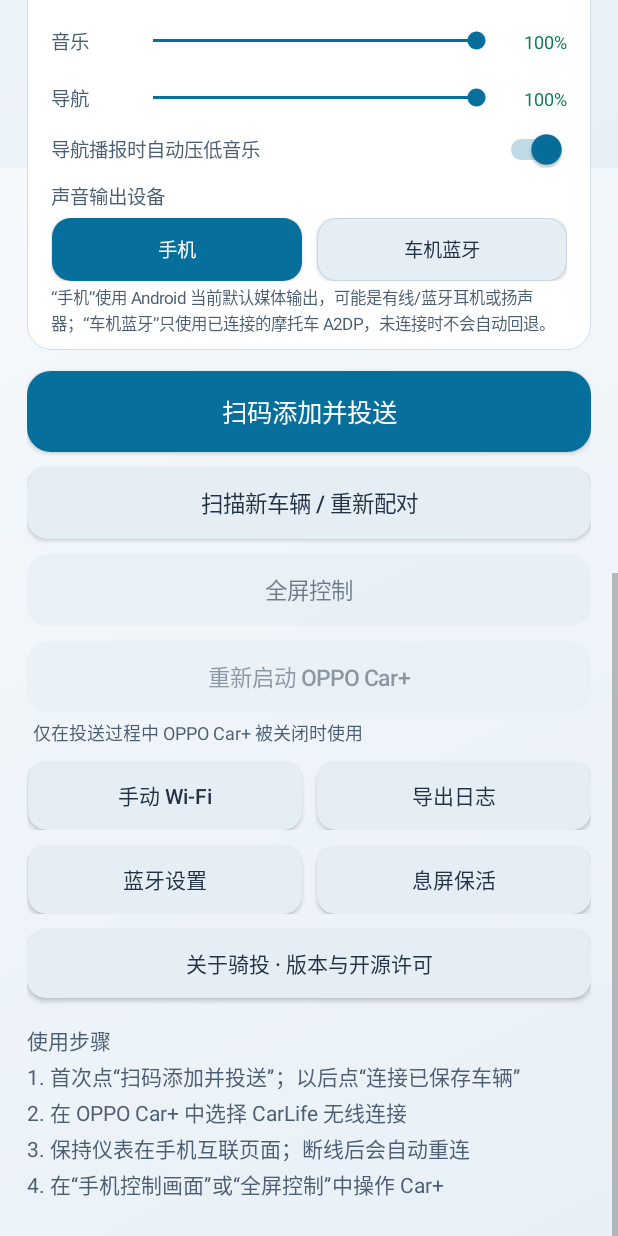
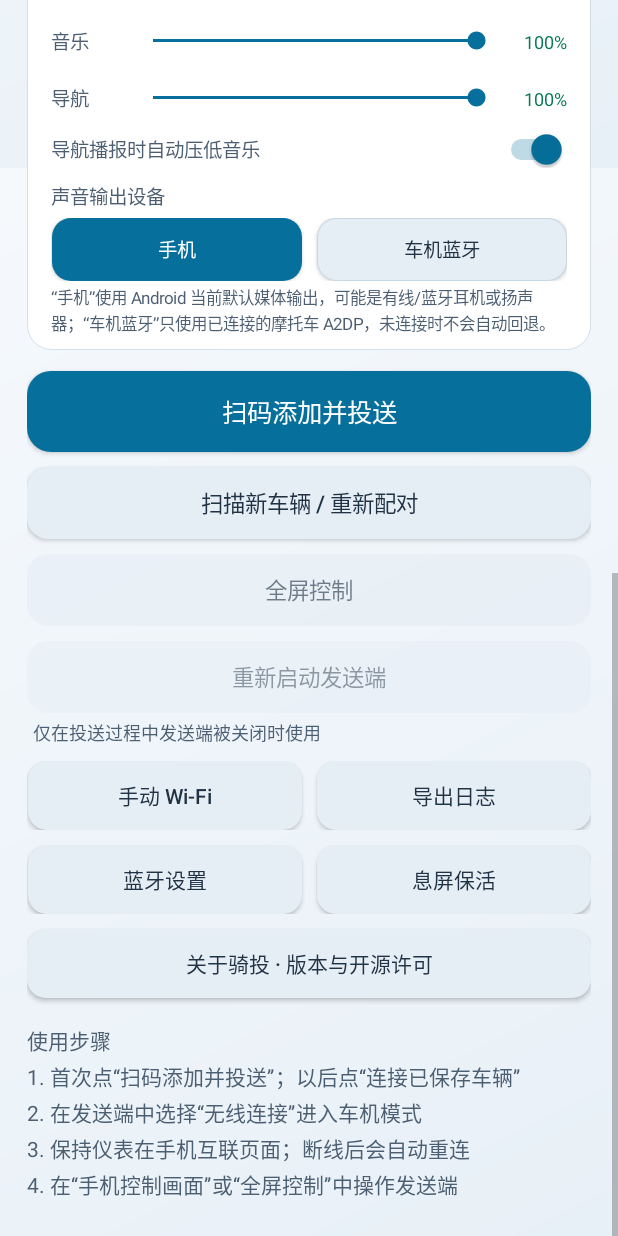
Before and after one commit to super-band/QITOU-MI, an Android app: the screen it shows after launch (MiniActivity), scrolled down 712 dp, on a phone screen of 412 x 824 dp. Run offline under Robolectric (Android 15) with nearby library versions, the phone set to English and light mode, and no system bars; pictures from the network do not load.

Commit message:
Add Baidu CarLife+ sender abstraction and GitHub Actions build
- sender/: Sender abstraction with SenderRouter auto-detection
  (CarLife+ preferred, OPPO Car+ fallback)
- CarPlusBridgeService: sender launch via SenderRouter
- Manifest: queries for com.baidu.carlife and Car+ packages
- CI: lint, unit tests, debug/release APK, tag-triggered release
- README/NOTICE/ARCHITECTURE: QITOU-Mi fork documentation

```diff
--- a/app/src/main/AndroidManifest.xml
+++ b/app/src/main/AndroidManifest.xml
@@ -36,7 +36,12 @@
         android:required="false" />
 
     <queries>
+        <!-- 发送端自动探测：百度 CarLife+ 优先，OPPO Car+ 系列兜底 -->
+        <package android:name="com.baidu.carlife" />
         <package android:name="com.oplus.ocar" />
+        <package android:name="com.coloros.ocar" />
+        <package android:name="com.oppo.ocar" />
+        <package android:name="com.oplus.car" />
     </queries>
 
     <application
--- a/app/src/main/java/app/qitou/bridge/CarPlusBridgeService.kt
+++ b/app/src/main/java/app/qitou/bridge/CarPlusBridgeService.kt
@@ -14,6 +14,7 @@ import android.os.IBinder
 import android.os.Looper
 import android.os.PowerManager
 import app.qitou.bridge.carplus.CarPlusVideoReceiver
+import app.qitou.bridge.sender.SenderRouter
 
 class CarPlusBridgeService : Service() {
     private var pipeline: MiniVideoPipeline? = null
@@ -81,6 +82,8 @@ class CarPlusBridgeService : Service() {
         MiniState.running = true
         MiniState.serviceActive = true
         MiniState.update("正在启动 Car+ 接收")
+        // 发送端检测与拉起统一走 SenderRouter（百度 CarLife+ 优先，OPPO Car+ 兜底）。
+        SenderRouter.launch(applicationContext, MiniState::log, force = false)
         val pipe = MiniVideoPipeline(MiniState::log)
         pipe.start()
         pipeline = pipe
--- a/app/src/main/java/app/qitou/bridge/MiniActivity.kt
+++ b/app/src/main/java/app/qitou/bridge/MiniActivity.kt
@@ -29,7 +29,7 @@ import androidx.activity.ComponentActivity
 import androidx.activity.result.contract.ActivityResultContracts
 import androidx.annotation.ColorRes
 import androidx.core.content.FileProvider
-import app.qitou.bridge.carplus.CarPlusLauncher
+import app.qitou.bridge.sender.SenderRouter
 
 /** Single-page CarWithin-style controller embedded in the APK. */
 class MiniActivity : ComponentActivity() {
@@ -114,6 +114,7 @@ class MiniActivity : ComponentActivity() {
     override fun onResume() {
         super.onResume()
         MiniState.listener = { runOnUiThread(::render) }
+        carPlusButton.text = "重新启动${SenderRouter.displayName(this)}"
         attachPreview()
         render()
     }
@@ -448,16 +449,18 @@ class MiniActivity : ComponentActivity() {
         root.addView(fullscreenButton, linearParams(height = 48, bottom = 10))
 
         carPlusButton = Button(this).apply {
-            text = "重新启动 OPPO Car+"
+            text = "重新启动${SenderRouter.displayName(this@MiniActivity)}"
             textSize = 15f
             isAllCaps = false
             setTextColor(color(R.color.button_secondary_text))
             setBackground(rounded(color(R.color.button_secondary_surface), 14))
-            setOnClickListener { CarPlusLauncher.launch(this@MiniActivity, MiniState::log) }
+            setOnClickListener {
+                SenderRouter.launch(this@MiniActivity, MiniState::log)
+            }
         }
         root.addView(carPlusButton, linearParams(height = 48, bottom = 4))
         root.addView(TextView(this).apply {
-            text = "仅在投送过程中 OPPO Car+ 被关闭时使用"
+            text = "仅在投送过程中发送端被关闭时使用"
             setTextColor(color(R.color.text_body))
             textSize = 12f
             setPadding(dp(4), 0, 0, 0)
@@ -486,9 +489,9 @@ class MiniActivity : ComponentActivity() {
         root.addView(TextView(this).apply {
             text = "使用步骤\n" +
                 "1. 首次点“扫码添加并投送”；以后点“连接已保存车辆”\n" +
-                "2. 在 OPPO Car+ 中选择 CarLife 无线连接\n" +
+                "2. 在${SenderRouter.displayName(this@MiniActivity)}中选择“无线连接”进入车机模式\n" +
                 "3. 保持仪表在手机互联页面；断线后会自动重连\n" +
-                "4. 在“手机控制画面”或“全屏控制”中操作 Car+"
+                "4. 在“手机控制画面”或“全屏控制”中操作发送端"
             setTextColor(color(R.color.text_body))
             textSize = 14f
             setLineSpacing(0f, 1.15f)
@@ -735,7 +738,7 @@ class MiniActivity : ComponentActivity() {
 
     private fun launchBridge() {
         CarPlusBridgeService.start(this)
-        CarPlusLauncher.launch(this, MiniState::log)
+        SenderRouter.launch(this, MiniState::log)
         render()
     }
 
--- a/app/src/main/java/app/qitou/bridge/carplus/CarPlusLauncher.kt
+++ b/app/src/main/java/app/qitou/bridge/carplus/CarPlusLauncher.kt
@@ -14,6 +14,16 @@ object CarPlusLauncher {
         "com.oppo.ocar",
         "com.oplus.car",
     )
+
+    /** True when any known Car+ host package is installed and visible. */
+    fun isInstalled(context: Context): Boolean = packages.any { pkg ->
+        try {
+            context.packageManager.getPackageInfo(pkg, 0)
+            true
+        } catch (_: Exception) {
+            false
+        }
+    }
 
     fun launch(context: Context, log: (String) -> Unit): Boolean {
         var installedAny = false
--- /dev/null
+++ b/app/src/main/java/app/qitou/bridge/sender/CarPlusSender.kt
@@ -0,0 +1,16 @@
+// SPDX-License-Identifier: AGPL-3.0-or-later
+package app.qitou.bridge.sender
+
+import android.content.Context
+import app.qitou.bridge.carplus.CarPlusLauncher
+
+/** OPPO Car+ 发送端：沿用上游检测与拉起逻辑，作为 CarLife+ 之外的兼容路径。 */
+object CarPlusSender : Sender {
+    override val id = "carplus"
+    override val displayName = "OPPO Car+"
+
+    override fun isInstalled(context: Context): Boolean = CarPlusLauncher.isInstalled(context)
+
+    override fun launch(context: Context, log: (String) -> Unit): Boolean =
+        CarPlusLauncher.launch(context, log)
+}
--- /dev/null
+++ b/app/src/main/java/app/qitou/bridge/sender/Sender.kt
@@ -0,0 +1,31 @@
+// SPDX-License-Identifier: AGPL-3.0-or-later
+package app.qitou.bridge.sender
+
+import android.content.Context
+
+/**
+ * A phone-side CarLife sender app. Both 百度 CarLife+ and OPPO Car+ expose the
+ * standard CarLife head-unit ports on loopback once their wireless connection
+ * page is active, so the receiver side is identical for every sender.
+ */
+interface Sender {
+    /** Stable id used in logs. */
+    val id: String
+
+    /** User-facing app name. */
+    val displayName: String
+
+    /** True when at least one candidate package is installed and visible. */
+    fun isInstalled(context: Context): Boolean
+
+    /** Brings the sender app up so the user can start its wireless CarLife mode. */
+    fun launch(context: Context, log: (String) -> Unit): Boolean
+}
+
+/** True when the package is installed and visible to this app. */
+internal fun isSenderPackageInstalled(context: Context, pkg: String): Boolean = try {
+    context.packageManager.getPackageInfo(pkg, 0)
+    true
+} catch (_: Exception) {
+    false
+}
--- /dev/null
+++ b/app/src/main/java/app/qitou/bridge/sender/SenderRouter.kt
@@ -0,0 +1,57 @@
+// SPDX-License-Identifier: AGPL-3.0-or-later
+package app.qitou.bridge.sender
+
+import android.content.Context
+import android.os.SystemClock
+
+/**
+ * 发送端路由器：自动探测已安装的 CarLife 发送端并拉起。
+ *
+ * 优先级：百度 CarLife+（品牌无关，本分支默认发送端）优先，
+ * OPPO Car+ 作为兜底兼容路径。
+ */
+object SenderRouter {
+    private const val LAUNCH_COOLDOWN_MS = 5_000L
+
+    private val senders: List<Sender> = listOf(
+        CarLifeSender,
+        CarPlusSender,
+    )
+
+    @Volatile private var lastLaunchAt = 0L
+
+    /** 返回优先级最高且已安装的发送端；均未安装时返回 null。 */
+    fun detect(context: Context): Sender? = senders.firstOrNull { it.isInstalled(context) }
+
+    /** 用于界面文案的发送端名称；未检测到时返回「发送端」。 */
+    fun displayName(context: Context): String = detect(context)?.displayName ?: "发送端"
+
+    /**
+     * 探测并拉起发送端；全部未安装或拉起失败时返回 false。
+     *
+     * `force = false` 时带冷却时间，供前台服务自动补拉使用，
+     * 避免与用户手动触发的拉起重复；用户显式操作应传 `force = true`。
+     */
+    fun launch(context: Context, log: (String) -> Unit, force: Boolean = true): Boolean {
+        if (!force) {
+            val last = lastLaunchAt
+            if (last != 0L && SystemClock.elapsedRealtime() - last < LAUNCH_COOLDOWN_MS) {
+                log("[SENDER] 发送端刚已拉起，跳过重复启动")
+                return true
+            }
+        }
+        val installed = senders.filter { it.isInstalled(context) }
+        if (installed.isEmpty()) {
+            log("[SENDER] 未安装发送端：请安装百度 CarLife+（com.baidu.carlife）")
+            return false
+        }
+        if (installed.size > 1) {
+            log("[SENDER] 已安装多个发送端：" + installed.joinToString { it.displayName })
+        }
+        val sender = installed.first()
+        log("[SENDER] 选用发送端：${sender.displayName}")
+        val ok = sender.launch(context, log)
+        if (ok) lastLaunchAt = SystemClock.elapsedRealtime()
+        return ok
+    }
+}
```
Also changed, not shown: app/src/main/java/app/qitou/bridge/sender/CarLifeSender.kt (added, +94 -0 lines), 4 other files.
